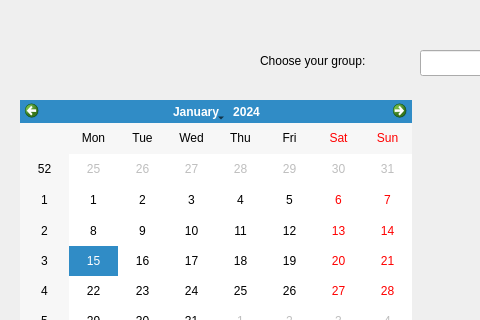
This is mainwindow.ui in GameHub-PNU/PNU-Schedule as Qt 5 draws it before an edit; both pictures show x 0 to 480 and y 0 to 320 of the 1012 by 775 pixel window. The edited form follows.
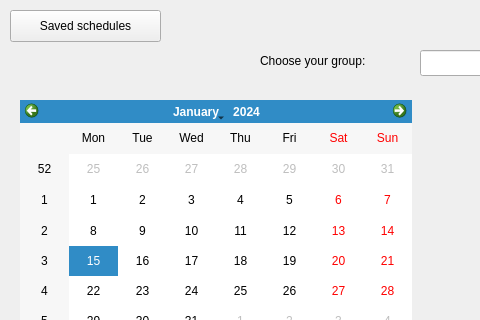
This is the edited form.

Patch:
```diff
--- a/mainwindow.ui
+++ b/mainwindow.ui
@@ -73,6 +73,19 @@
      </rect>
     </property>
    </widget>
+   <widget class="QPushButton" name="savedSchedulesButton">
+    <property name="geometry">
+     <rect>
+      <x>10</x>
+      <y>10</y>
+      <width>151</width>
+      <height>32</height>
+     </rect>
+    </property>
+    <property name="text">
+     <string>Saved schedules</string>
+    </property>
+   </widget>
   </widget>
   <widget class="QMenuBar" name="menubar">
    <property name="geometry">
```
Left out of the diff: 2 changed lines with no effect on the pictures.
